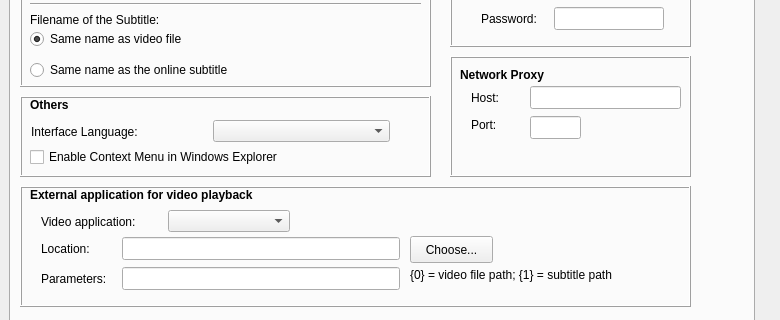
Qt form gui/main.ui (mamboitaliano21/subdownloader) before a commit; both pictures show x 0 to 780 and y 178 to 498 of the 780 by 593 pixel window.
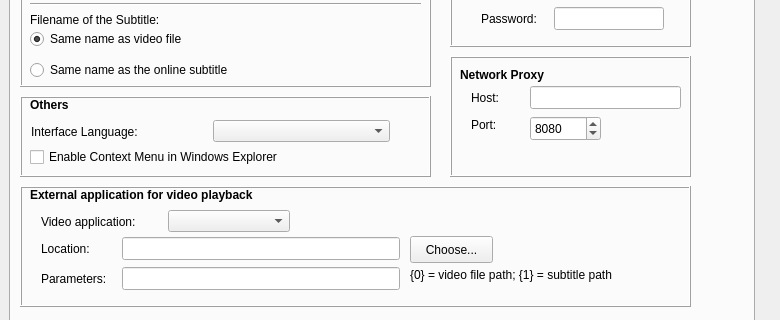
The same form after that commit. Custom widgets are drawn as their Qt base class.

Commit message: Most of the Options can be saved/read now.

Patch:
```diff
--- a/gui/main.ui
+++ b/gui/main.ui
@@ -828,22 +828,6 @@
              <string>Port:</string>
             </property>
            </widget>
-           <widget class="QLineEdit" name="lineEdit_3" >
-            <property name="geometry" >
-             <rect>
-              <x>80</x>
-              <y>60</y>
-              <width>51</width>
-              <height>23</height>
-             </rect>
-            </property>
-            <property name="sizePolicy" >
-             <sizepolicy vsizetype="Fixed" hsizetype="Fixed" >
-              <horstretch>0</horstretch>
-              <verstretch>0</verstretch>
-             </sizepolicy>
-            </property>
-           </widget>
            <widget class="QLabel" name="label_13" >
             <property name="geometry" >
              <rect>
@@ -857,6 +841,22 @@
              <string>Host:</string>
             </property>
            </widget>
+           <widget class="QSpinBox" name="optionProxyPort" >
+            <property name="geometry" >
+             <rect>
+              <x>80</x>
+              <y>60</y>
+              <width>71</width>
+              <height>25</height>
+             </rect>
+            </property>
+            <property name="maximum" >
+             <number>99999</number>
+            </property>
+            <property name="value" >
+             <number>8080</number>
+            </property>
+           </widget>
           </widget>
           <widget class="QFrame" name="frame_3" >
            <property name="geometry" >
@@ -927,7 +927,7 @@
              <rect>
               <x>10</x>
               <y>0</y>
-              <width>281</width>
+              <width>301</width>
               <height>18</height>
              </rect>
             </property>
@@ -1195,7 +1195,7 @@
              <rect>
               <x>10</x>
               <y>50</y>
-              <width>291</width>
+              <width>311</width>
               <height>22</height>
              </rect>
             </property>
```
Left out of the diff: 24 changed lines with no effect on the pictures. The commit also changes 2 other files.
